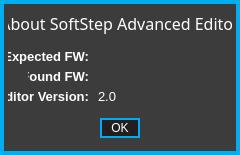
The window that standalone/advanced/forms/aboutform.ui (Muse-Kinetics/softstep_editor) describes before a commit, drawn with Qt 5.
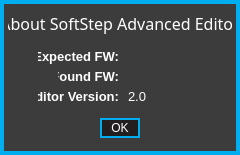
The same window after the commit.

What changed in the file:
```diff
--- a/standalone/advanced/forms/aboutform.ui
+++ b/standalone/advanced/forms/aboutform.ui
@@ -199,7 +199,7 @@
     <widget class="QLabel" name="label">
      <property name="geometry">
       <rect>
-       <x>0</x>
+       <x>30</x>
        <y>40</y>
        <width>81</width>
        <height>16</height>
@@ -221,7 +221,7 @@
     <widget class="QLabel" name="label_2">
      <property name="geometry">
       <rect>
-       <x>20</x>
+       <x>50</x>
        <y>60</y>
        <width>61</width>
        <height>16</height>
@@ -275,7 +275,7 @@
     <widget class="QLabel" name="expected">
      <property name="geometry">
       <rect>
-       <x>90</x>
+       <x>120</x>
        <y>40</y>
        <width>111</width>
        <height>16</height>
@@ -297,7 +297,7 @@
     <widget class="QLabel" name="found">
      <property name="geometry">
       <rect>
-       <x>90</x>
+       <x>120</x>
        <y>60</y>
        <width>111</width>
        <height>16</height>
@@ -319,7 +319,7 @@
     <widget class="QLabel" name="label_4">
      <property name="geometry">
       <rect>
-       <x>0</x>
+       <x>30</x>
        <y>80</y>
        <width>81</width>
        <height>16</height>
@@ -341,7 +341,7 @@
     <widget class="QLabel" name="editor_version">
      <property name="geometry">
       <rect>
-       <x>90</x>
+       <x>120</x>
        <y>80</y>
        <width>111</width>
        <height>16</height>
```
